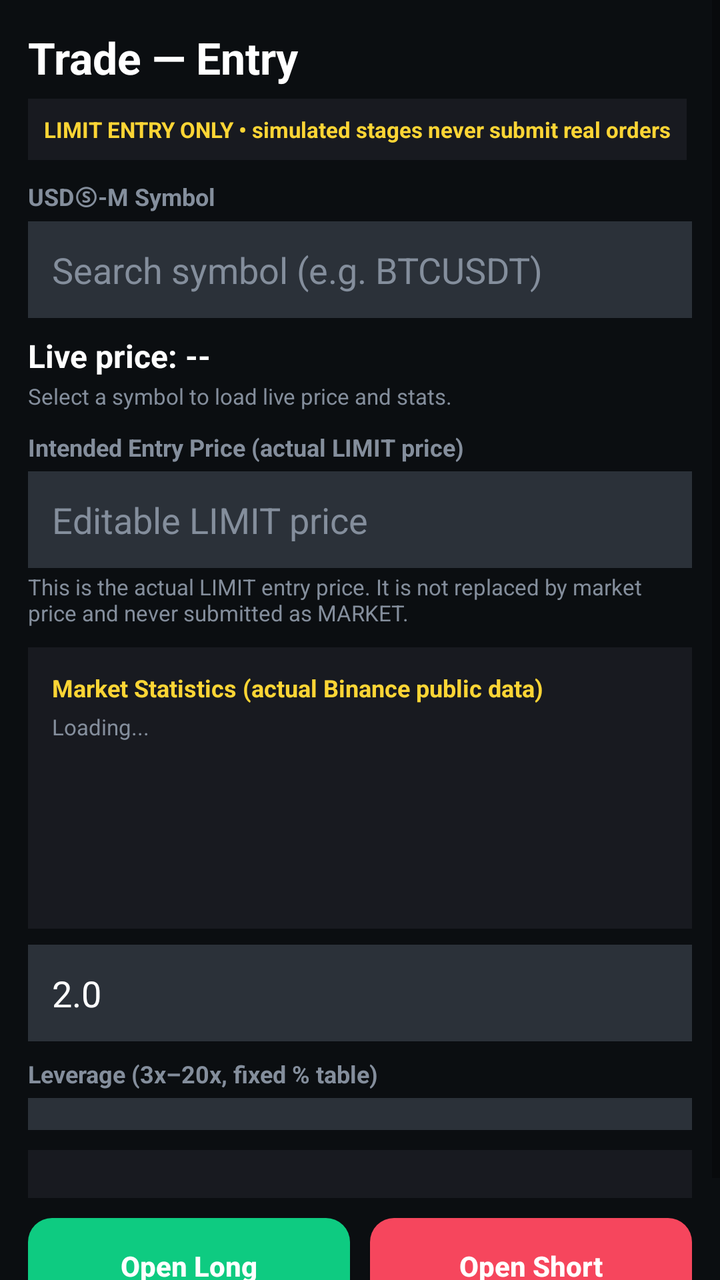
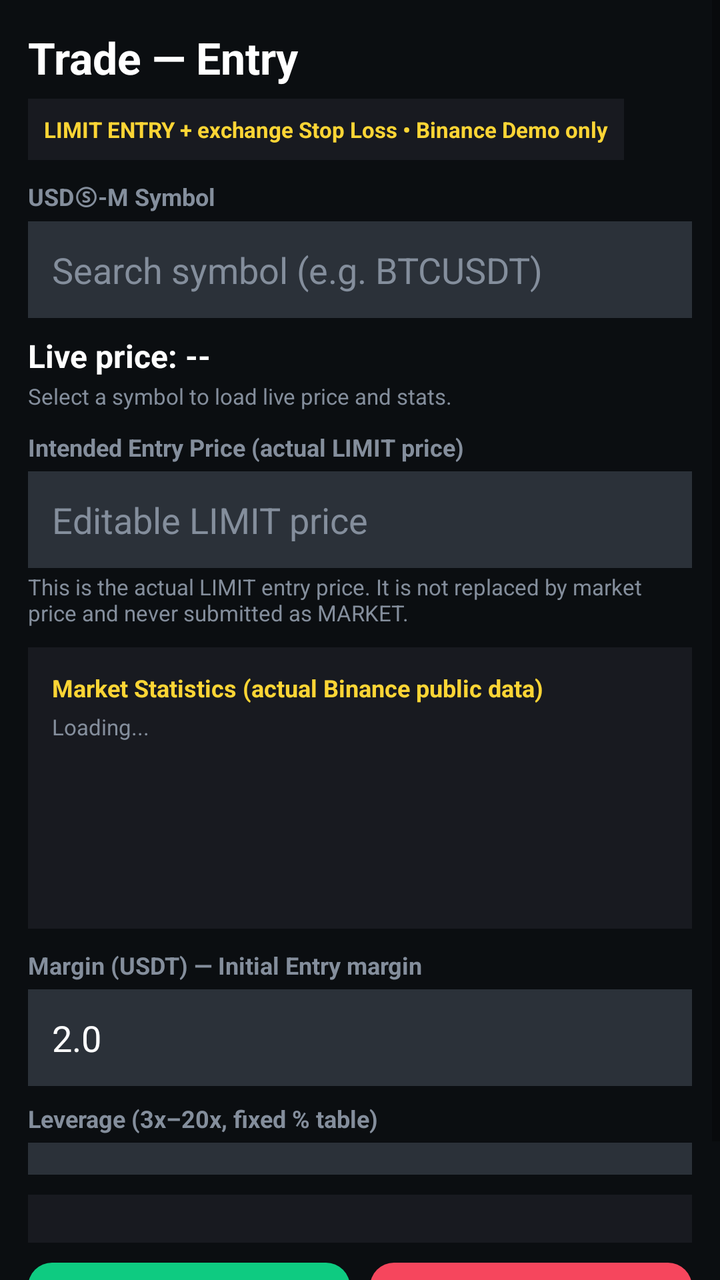

Before-and-after screenshots of an Android layout around one commit, followed by the original layout XML and the change that was made.
<!-- AndroidManifest.xml: application theme Theme.BinanceBot.Dark -->
<!-- res/layout/activity_manual_entry.xml -->
<?xml version="1.0" encoding="utf-8"?>
<ScrollView xmlns:android="http://schemas.android.com/apk/res/android" xmlns:app="http://schemas.android.com/apk/res-auto"
    android:layout_width="match_parent"
    android:layout_height="match_parent"
    android:background="@color/bg_primary"
    android:fillViewport="true">

    <LinearLayout
        android:layout_width="match_parent"
        android:layout_height="wrap_content"
        android:orientation="vertical"
        android:padding="14dp">

        <TextView
            android:layout_width="wrap_content"
            android:layout_height="wrap_content"
            android:text="Trade — Entry"
            android:textColor="@color/text_primary"
            android:textSize="22sp"
            android:textStyle="bold" />

        <TextView
            android:id="@+id/txtManualModeBadge"
            android:layout_width="wrap_content"
            android:layout_height="wrap_content"
            android:layout_marginTop="6dp"
            android:background="@color/bg_card"
            android:padding="8dp"
            android:text="LIMIT ENTRY ONLY • simulated stages never submit real orders"
            android:textColor="@color/accent_yellow"
            android:textSize="11sp"
            android:textStyle="bold" />

        <TextView
            android:layout_width="wrap_content"
            android:layout_height="wrap_content"
            android:layout_marginTop="10dp"
            android:text="USDⓈ-M Symbol"
            android:textColor="@color/text_muted"
            android:textSize="12sp"
            android:textStyle="bold" />

        <AutoCompleteTextView
            android:id="@+id/actvSymbol"
            android:layout_width="match_parent"
            android:layout_height="wrap_content"
            android:layout_marginTop="4dp"
            android:background="@color/bg_input"
            android:completionThreshold="1"
            android:hint="Search symbol (e.g. BTCUSDT)"
            android:inputType="textCapCharacters"
            android:padding="12dp"
            android:textColor="@color/text_primary"
            android:textColorHint="@color/text_muted" />

        <TextView
            android:id="@+id/txtLivePrice"
            android:layout_width="match_parent"
            android:layout_height="wrap_content"
            android:layout_marginTop="8dp"
            android:text="Live price: --"
            android:textColor="@color/text_primary"
            android:textSize="16sp"
            android:textStyle="bold" />

        <TextView
            android:id="@+id/txtLivePriceStatus"
            android:layout_width="match_parent"
            android:layout_height="wrap_content"
            android:layout_marginTop="2dp"
            android:text="Select a symbol to load live price and stats."
            android:textColor="@color/text_muted"
            android:textSize="11sp" />

        <TextView
            android:layout_width="wrap_content"
            android:layout_height="wrap_content"
            android:layout_marginTop="10dp"
            android:text="Intended Entry Price (actual LIMIT price)"
            android:textColor="@color/text_muted"
            android:textSize="12sp"
            android:textStyle="bold" />

        <EditText
            android:id="@+id/etEntryPrice"
            android:layout_width="match_parent"
            android:layout_height="wrap_content"
            android:layout_marginTop="4dp"
            android:background="@color/bg_input"
            android:hint="Editable LIMIT price"
            android:inputType="numberDecimal"
            android:padding="12dp"
            android:textColor="@color/text_primary"
            android:textColorHint="@color/text_muted" />

        <TextView
            android:id="@+id/txtPriceNote"
            android:layout_width="match_parent"
            android:layout_height="wrap_content"
            android:layout_marginTop="2dp"
            android:text="This is the actual LIMIT entry price. It is not replaced by market price and never submitted as MARKET."
            android:textColor="@color/text_muted"
            android:textSize="11sp" />

        <LinearLayout
            android:id="@+id/boxStats"
            android:layout_width="match_parent"
            android:layout_height="wrap_content"
            android:layout_marginTop="10dp"
            android:background="@color/bg_card"
            android:orientation="vertical"
            android:padding="12dp">

            <TextView
                android:layout_width="wrap_content"
                android:layout_height="wrap_content"
                android:text="Market Statistics (actual Binance public data)"
                android:textColor="@color/accent_yellow"
                android:textSize="12sp"
                android:textStyle="bold" />

            <TextView
                android:id="@+id/txtStatsStatus"
                android:layout_width="match_parent"
                android:layout_height="wrap_content"
                android:layout_marginTop="4dp"
                android:text="Loading..."
                android:textColor="@color/text_muted"
                android:textSize="11sp" />

            <TextView android:id="@+id/txtStats24h" android:layout_width="match_parent" android:layout_height="wrap_content" android:layout_marginTop="6dp" android:textColor="@color/text_primary" android:textSize="12sp" />
            <TextView android:id="@+id/txtStats7d" android:layout_width="match_parent" android:layout_height="wrap_content" android:layout_marginTop="4dp" android:textColor="@color/text_primary" android:textSize="12sp" />
            <TextView android:id="@+id/txtStatsRsi" android:layout_width="match_parent" android:layout_height="wrap_content" android:layout_marginTop="4dp" android:textColor="@color/text_primary" android:textSize="12sp" />
            <TextView android:id="@+id/txtStatsDist" android:layout_width="match_parent" android:layout_height="wrap_content" android:layout_marginTop="4dp" android:textColor="@color/text_muted" android:textSize="11sp" />
        </LinearLayout>



        <EditText
            android:id="@+id/etEntryMargin"
            android:layout_width="match_parent"
            android:layout_height="wrap_content"
            android:layout_marginTop="8dp"
            android:background="@color/bg_input"
            android:hint="Margin (USDT)"
            android:inputType="numberDecimal"
            android:padding="12dp"
            android:text="2.0"
            android:textColor="@color/text_primary"
            android:textColorHint="@color/text_muted" />

        <TextView
            android:layout_width="wrap_content"
            android:layout_height="wrap_content"
            android:layout_marginTop="8dp"
            android:text="Leverage (3x–20x, fixed % table)"
            android:textColor="@color/text_muted"
            android:textSize="12sp"
            android:textStyle="bold" />

        <Spinner
            android:id="@+id/spEntryLeverage"
            android:layout_width="match_parent"
            android:layout_height="wrap_content"
            android:layout_marginTop="4dp"
            android:background="@color/bg_input"
            android:padding="8dp" />

        <LinearLayout
            android:id="@+id/boxEntrySummary"
            android:layout_width="match_parent"
            android:layout_height="wrap_content"
            android:layout_marginTop="10dp"
            android:background="@color/bg_card"
            android:orientation="vertical"
            android:padding="12dp" />

        <LinearLayout
            android:layout_width="match_parent"
            android:layout_height="wrap_content"
            android:layout_marginTop="10dp"
            android:orientation="horizontal">

            <androidx.appcompat.widget.AppCompatButton
                android:id="@+id/btnOpenLong"
                android:layout_width="0dp"
                android:layout_height="48dp"
                android:layout_weight="1"
                android:background="@drawable/bg_btn_long_rounded"
                android:backgroundTint="@null"
                android:text="Open Long"
                android:textAllCaps="false"
                android:textColor="@color/text_primary"
                android:textStyle="bold"
                app:backgroundTint="@null" />

            <Space
                android:layout_width="10dp"
                android:layout_height="1dp" />

            <androidx.appcompat.widget.AppCompatButton
                android:id="@+id/btnOpenShort"
                android:layout_width="0dp"
                android:layout_height="48dp"
                android:layout_weight="1"
                android:background="@drawable/bg_btn_short_rounded"
                android:backgroundTint="@null"
                android:text="Open Short"
                android:textAllCaps="false"
                android:textColor="@color/text_primary"
                android:textStyle="bold"
                app:backgroundTint="@null" />
        </LinearLayout>

        <TextView
            android:id="@+id/txtManualResult"
            android:layout_width="match_parent"
            android:layout_height="wrap_content"
            android:layout_marginTop="8dp"
            android:textColor="@color/text_muted"
            android:textSize="12sp" />

        
        <Spinner android:id="@+id/spEntrySymbol" android:layout_width="0dp" android:layout_height="0dp" android:visibility="gone" />
    </LinearLayout>
</ScrollView>
<!-- resources referenced by this layout -->
<resources>
  <color name="accent_yellow">#FCD535</color>
  <color name="bg_card">#181A20</color>
  <color name="bg_input">#2B3139</color>
  <color name="bg_primary">#0B0E11</color>
  <color name="text_muted">#848E9C</color>
  <color name="text_primary">#FFFFFF</color>
  <!-- drawable bg_btn_long_rounded (drawable) -->
  <shape xmlns:android="http://schemas.android.com/apk/res/android" android:shape="rectangle">
      <solid android:color="@color/green"/>
      <corners android:radius="12dp"/>
  </shape>
  <!-- drawable bg_btn_short_rounded (drawable) -->
  <shape xmlns:android="http://schemas.android.com/apk/res/android" android:shape="rectangle">
      <solid android:color="@color/red"/>
      <corners android:radius="12dp"/>
  </shape>
  <style name="Theme.BinanceBot.Dark" parent="Theme.MaterialComponents.DayNight.NoActionBar">
          <item name="colorPrimary">@color/accent_yellow</item>
          <item name="colorPrimaryVariant">@color/accent_yellow</item>
          <item name="colorOnPrimary">#000000</item>
          <item name="android:windowBackground">@color/bg_primary</item>
          <item name="android:statusBarColor">@color/bg_surface</item>
          <item name="android:navigationBarColor">@color/bg_surface</item>
          <item name="android:textColor">@color/text_primary</item>
      </style>
  <color name="green">#0ECB81</color>
  <color name="red">#F6465D</color>
  <color name="bg_surface">#1E2329</color>
</resources>

<!-- the commit's change to res/layout/activity_manual_entry.xml (unified diff, before → after) -->
@@ -26,7 +26,7 @@
             android:layout_marginTop="6dp"
             android:background="@color/bg_card"
             android:padding="8dp"
-            android:text="LIMIT ENTRY ONLY • simulated stages never submit real orders"
+            android:text="LIMIT ENTRY + exchange Stop Loss • Binance Demo only"
             android:textColor="@color/accent_yellow"
             android:textSize="11sp"
             android:textStyle="bold" />
@@ -136,11 +136,20 @@
 
 
 
+        <TextView
+            android:layout_width="wrap_content"
+            android:layout_height="wrap_content"
+            android:layout_marginTop="10dp"
+            android:text="Margin (USDT) — Initial Entry margin"
+            android:textColor="@color/text_muted"
+            android:textSize="12sp"
+            android:textStyle="bold" />
+
         <EditText
             android:id="@+id/etEntryMargin"
             android:layout_width="match_parent"
             android:layout_height="wrap_content"
-            android:layout_marginTop="8dp"
+            android:layout_marginTop="4dp"
             android:background="@color/bg_input"
             android:hint="Margin (USDT)"
             android:inputType="numberDecimal"
@@ -188,7 +197,7 @@
                 android:layout_weight="1"
                 android:background="@drawable/bg_btn_long_rounded"
                 android:backgroundTint="@null"
-                android:text="Open Long"
+                android:text="Place LONG Entry"
                 android:textAllCaps="false"
                 android:textColor="@color/text_primary"
                 android:textStyle="bold"
@@ -205,7 +214,7 @@
                 android:layout_weight="1"
                 android:background="@drawable/bg_btn_short_rounded"
                 android:backgroundTint="@null"
-                android:text="Open Short"
+                android:text="Place SHORT Entry"
                 android:textAllCaps="false"
                 android:textColor="@color/text_primary"
                 android:textStyle="bold"
